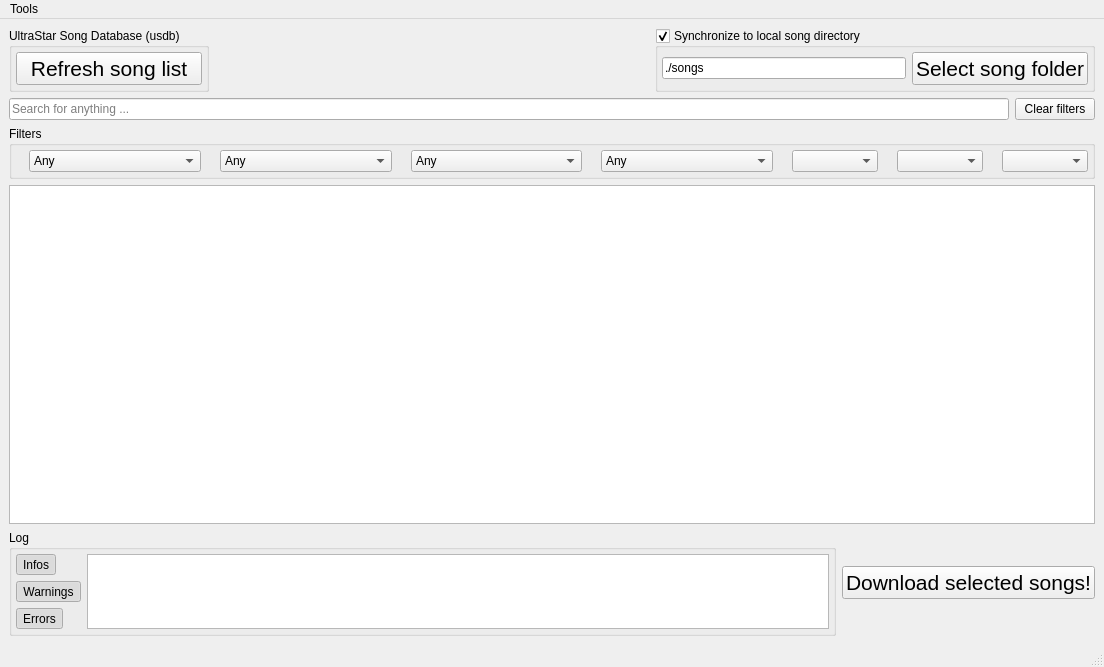
Old version of the form src/usdb_syncer/gui/forms/MainWindow.ui in the repository bohning/usdb_syncer.
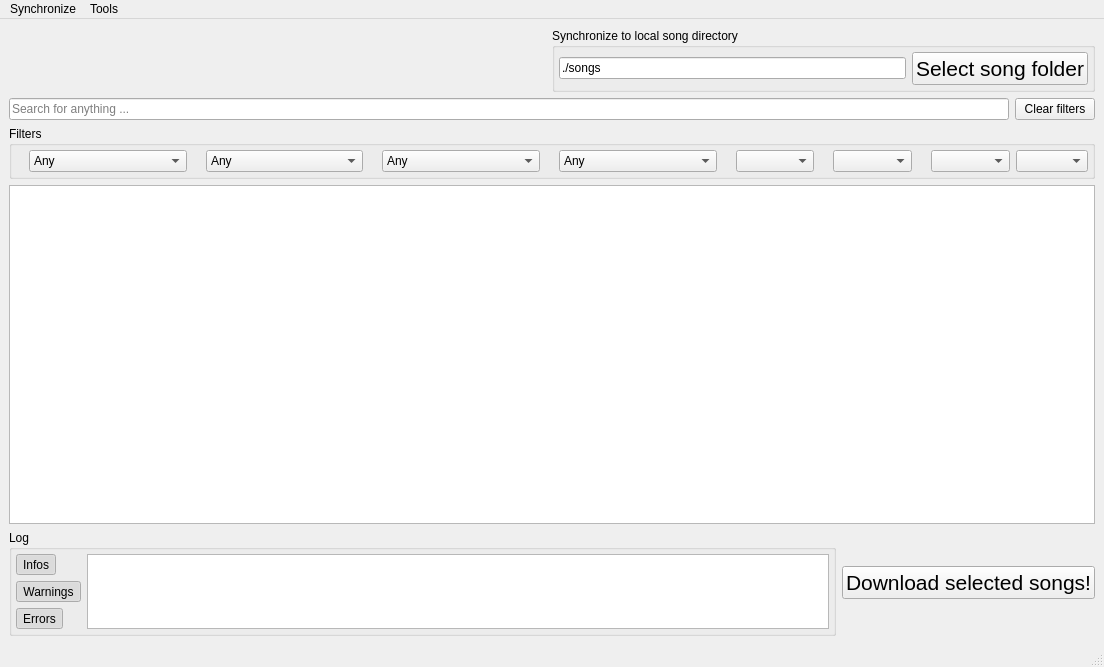
New version of the form. Icons and pictures are not drawn.

Commit message: Move song fetch button into menu

The edit to the form file:
```diff
--- a/src/usdb_syncer/gui/forms/MainWindow.ui
+++ b/src/usdb_syncer/gui/forms/MainWindow.ui
@@ -17,43 +17,6 @@
    <layout class="QVBoxLayout" name="verticalLayout_2" stretch="0,0,0,10,2">
     <item>
      <layout class="QHBoxLayout" name="horizontalLayout_3">
-      <item>
-       <widget class="QGroupBox" name="groupBox">
-        <property name="title">
-         <string>UltraStar Song Database (usdb)</string>
-        </property>
-        <layout class="QHBoxLayout" name="horizontalLayout_2">
-         <property name="leftMargin">
-          <number>4</number>
-         </property>
-         <property name="topMargin">
-          <number>4</number>
-         </property>
-         <property name="rightMargin">
-          <number>4</number>
-         </property>
-         <property name="bottomMargin">
-          <number>4</number>
-         </property>
-         <item>
-          <widget class="QPushButton" name="pushButton_get_songlist">
-           <property name="font">
-            <font>
-             <pointsize>16</pointsize>
-            </font>
-           </property>
-           <property name="text">
-            <string>Refresh song list</string>
-           </property>
-           <property name="icon">
-            <iconset resource="../resources/resources.qrc">
-             <normaloff>:/icons/faviconUSDB.ico</normaloff>:/icons/faviconUSDB.ico</iconset>
-           </property>
-          </widget>
-         </item>
-        </layout>
-       </widget>
-      </item>
       <item>
        <spacer name="horizontalSpacer">
         <property name="orientation">
@@ -73,7 +36,7 @@
          <string>Synchronize to local song directory</string>
         </property>
         <property name="checkable">
-         <bool>true</bool>
+         <bool>false</bool>
         </property>
         <layout class="QHBoxLayout" name="horizontalLayout_4">
          <property name="leftMargin">
@@ -138,7 +101,7 @@
       <property name="title">
        <string>Filters</string>
       </property>
-      <layout class="QHBoxLayout" name="horizontalLayout_5" stretch="0,2,0,2,0,2,0,2,0,1,0,1,0,1">
+      <layout class="QHBoxLayout" name="horizontalLayout_5" stretch="0,2,0,2,0,2,0,2,0,1,0,1,0,1,0">
        <property name="leftMargin">
         <number>4</number>
        </property>
@@ -278,6 +241,9 @@
        <item>
         <widget class="QComboBox" name="comboBox_views"/>
        </item>
+       <item>
+        <widget class="QComboBox" name="comboBox_sync_status"/>
+       </item>
       </layout>
      </widget>
     </item>
@@ -434,7 +400,7 @@
      <height>22</height>
     </rect>
    </property>
-   <widget class="QMenu" name="menuEdit">
+   <widget class="QMenu" name="menu_tools">
     <property name="title">
      <string>Tools</string>
     </property>
@@ -442,7 +408,14 @@
     <addaction name="action_meta_tags"/>
     <addaction name="action_generate_song_pdf"/>
    </widget>
-   <addaction name="menuEdit"/>
+   <widget class="QMenu" name="menu_sync">
+    <property name="title">
+     <string>Synchronize</string>
+    </property>
+    <addaction name="action_refetch_song_list"/>
+   </widget>
+   <addaction name="menu_sync"/>
+   <addaction name="menu_tools"/>
   </widget>
   <widget class="QStatusBar" name="statusbar"/>
   <action name="action_meta_tags">
```
Left out of the diff: 14 changed lines with no effect on the pictures. The commit also changes 1 other file.
